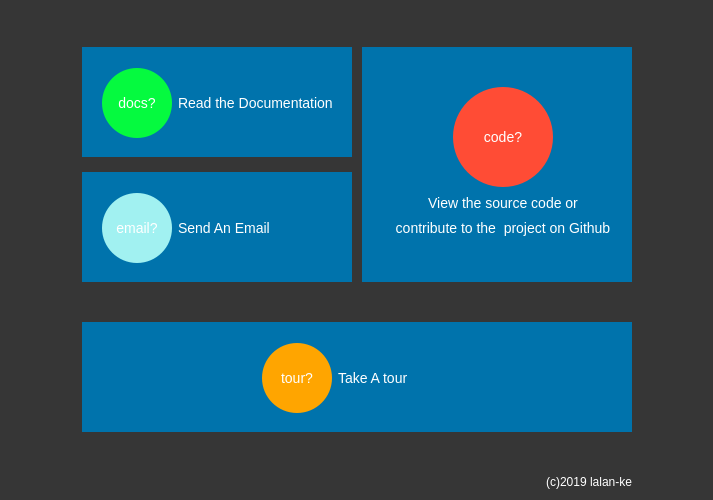
First picture: the form in msale/forms/helpform.ui, repository ermolalex/Point-Of-Sale-PyQt-PySide, before the edit.
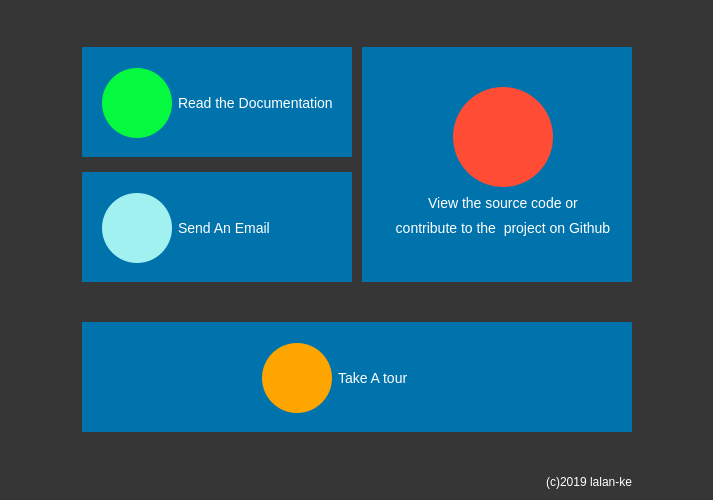
Second picture: the form after the edit.

What changed in the file:
```diff
--- a/msale/forms/helpform.ui
+++ b/msale/forms/helpform.ui
@@ -120,7 +120,7 @@
                   </size>
                  </property>
                  <property name="text">
-                  <string>docs?</string>
+                  <string/>
                  </property>
                  <property name="iconSize">
                   <size>
@@ -197,7 +197,7 @@
                   </size>
                  </property>
                  <property name="text">
-                  <string>email?</string>
+                  <string/>
                  </property>
                  <property name="iconSize">
                   <size>
@@ -292,12 +292,12 @@
                   </size>
                  </property>
                  <property name="text">
-                  <string>code?</string>
+                  <string/>
                  </property>
                  <property name="iconSize">
                   <size>
-                   <width>70</width>
-                   <height>70</height>
+                   <width>85</width>
+                   <height>85</height>
                   </size>
                  </property>
                 </widget>
@@ -399,7 +399,7 @@
               </size>
              </property>
              <property name="text">
-              <string>tour?</string>
+              <string/>
              </property>
              <property name="iconSize">
               <size>
```
Left out of the diff: 8 changed lines with no effect on the pictures.
